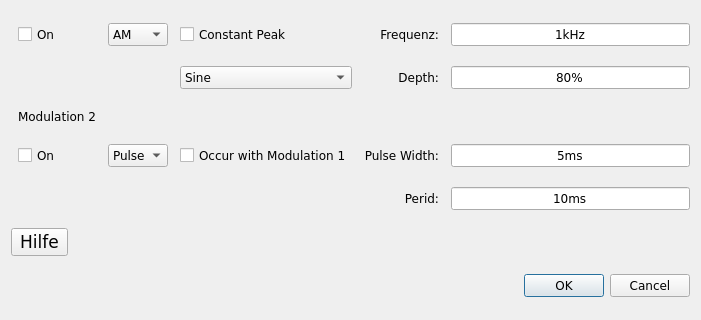
This is gui/uifiles/ParaEditWindow.ui in mengze21/Development-of-an-EMC-test-software as Qt 5 draws it before an edit; both pictures show x 0 to 701 and y 321 to 641 of the 701 by 641 pixel window. The edited form follows.
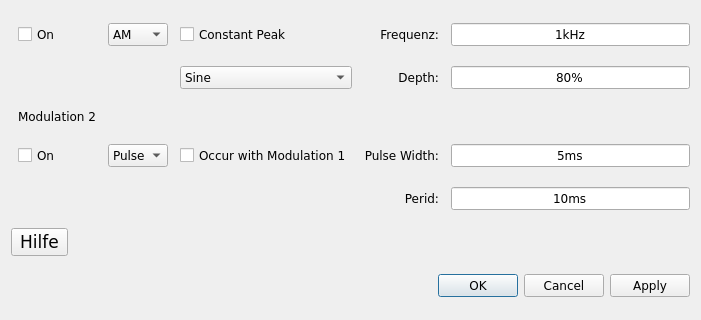
This is the edited form. Icons and pictures are not drawn.

Patch:
```diff
--- a/gui/uifiles/ParaEditWindow.ui
+++ b/gui/uifiles/ParaEditWindow.ui
@@ -19,13 +19,16 @@
    <string>Variable Parameter einstellen</string>
   </property>
   <layout class="QGridLayout" name="gridLayout" rowstretch="0,0,0,0" rowminimumheight="0,0,0,0">
-   <item row="3" column="0">
+   <item row="3" column="0" alignment="Qt::AlignRight">
     <widget class="QDialogButtonBox" name="edit_var_parameters">
+     <property name="layoutDirection">
+      <enum>Qt::LeftToRight</enum>
+     </property>
      <property name="orientation">
       <enum>Qt::Horizontal</enum>
      </property>
      <property name="standardButtons">
-      <set>QDialogButtonBox::Cancel|QDialogButtonBox::Ok</set>
+      <set>QDialogButtonBox::Apply|QDialogButtonBox::Cancel|QDialogButtonBox::Ok</set>
      </property>
     </widget>
    </item>
```
